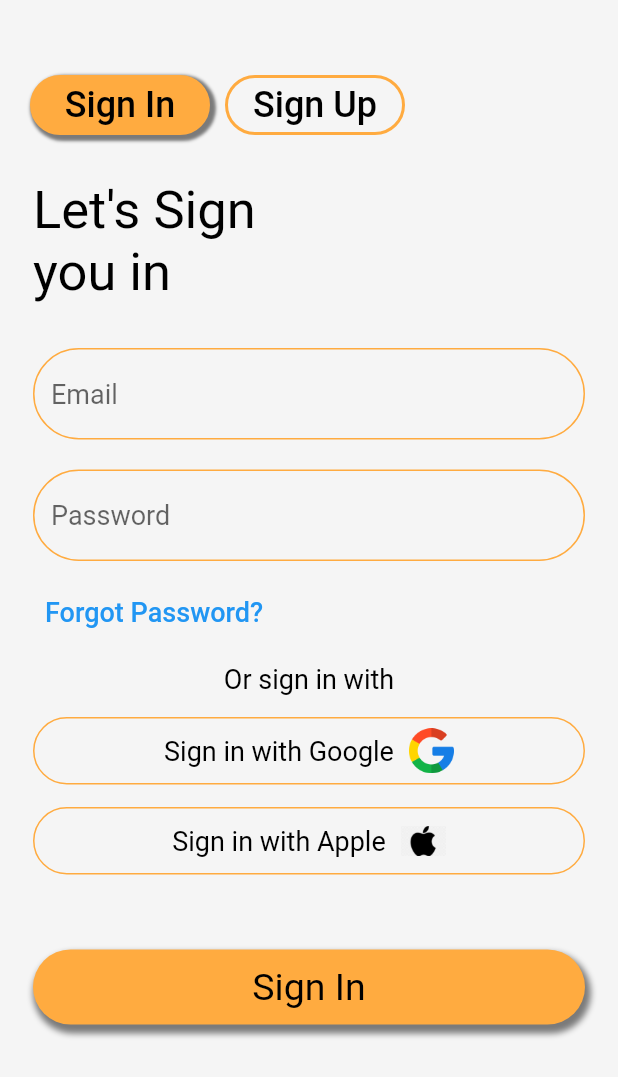
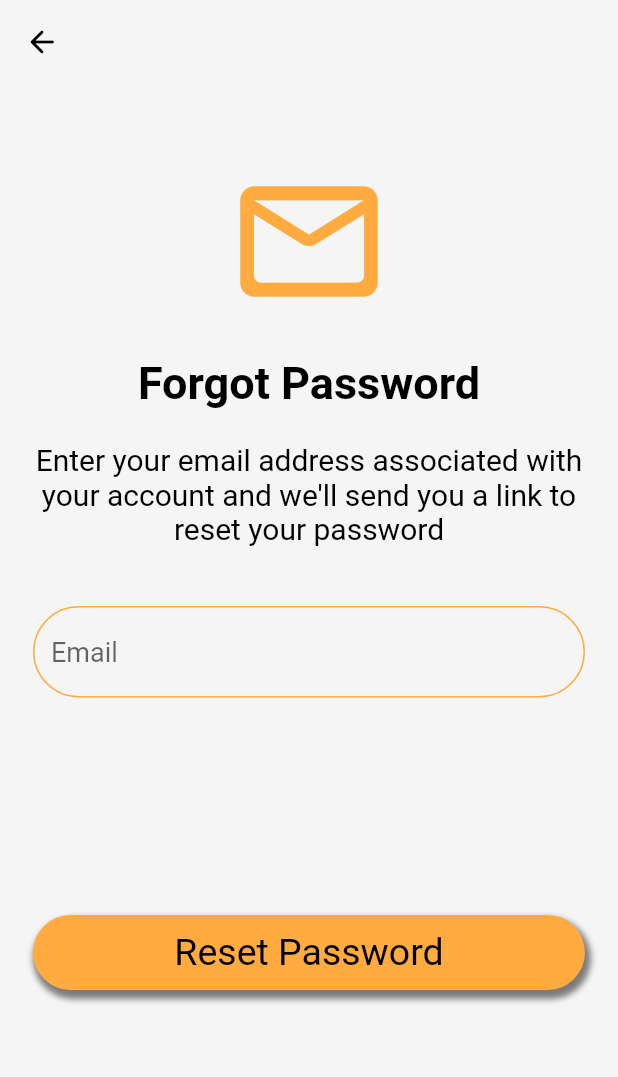
Before and after one commit to MhmdFais/To_Do_App, a Flutter app: the screen it shows after launch, after a tap on "Forgot Password?", on a phone screen of 412 x 824 dp. Shown: the top 1077 px of the screen. Run offline on Flutter 3.47's test engine with Material 2 defaults, Android fonts, the phone set to English and light mode, and no system bars; our stand-ins replace cloud_firestore, firebase_auth, firebase_core, google_fonts; accounts and stored records are empty; Roboto replaces fonts that are missing (Ubuntu).

Commit message:
forgot password and sign up page

```diff
--- /dev/null
+++ b/lib/pages/forgot_password.dart
@@ -0,0 +1,85 @@
+import 'package:flutter/cupertino.dart';
+import 'package:flutter/material.dart';
+import 'package:google_fonts/google_fonts.dart';
+import 'package:to_do/components/colors.dart';
+import 'package:to_do/components/main_buttons.dart';
+import 'package:to_do/components/text_field.dart';
+
+class ForgotPassword extends StatefulWidget {
+  const ForgotPassword({super.key});
+
+  @override
+  State<ForgotPassword> createState() => _ForgotPasswordState();
+}
+
+class _ForgotPasswordState extends State<ForgotPassword> {
+  final usernameController = TextEditingController();
+
+  @override
+  Widget build(BuildContext context) {
+    return Scaffold(
+      backgroundColor: Colours().primary,
+      appBar: AppBar(
+        backgroundColor: Colours().primary,
+        elevation: 0,
+        leading: IconButton(
+          icon: const Icon(
+            Icons.arrow_back_rounded,
+            color: Colors.black,
+          ),
+          onPressed: () {
+            Navigator.pop(context);
+          },
+          //splashRadius: 20,
+        ),
+      ),
+      body: Padding(
+        padding: const EdgeInsets.symmetric(horizontal: 22),
+        child: Column(
+          children: [
+            const SizedBox(height: 50),
+            Center(
+              child: Icon(
+                Icons.mail_outline_rounded,
+                size: 110,
+                color: Colours().buttonFill,
+              ),
+            ),
+            const SizedBox(height: 22),
+            Text(
+              'Forgot Password',
+              style: GoogleFonts.ubuntu(
+                fontSize: 30,
+                fontWeight: FontWeight.bold,
+                color: Colours().unSelectedText,
+              ),
+            ),
+            const SizedBox(height: 22),
+            Text(
+              'Enter your email address associated with your account and we\'ll send you a link to reset your password',
+              style: GoogleFonts.ubuntu(
+                fontSize: 20,
+                //fontWeight: FontWeight.bold,
+                color: Colours().unSelectedText,
+              ),
+              textAlign: TextAlign.center,
+            ),
+            const SizedBox(height: 40),
+            //email
+            MyTextField(
+              controller: usernameController,
+              hintText: 'Email',
+              obscureText: false,
+            ),
+            //reset password button
+            const SizedBox(height: 145),
+            MainButton(
+              onTap: () {},
+              text: 'Reset Password',
+            ),
+          ],
+        ),
+      ),
+    );
+  }
+}
--- a/lib/pages/signUp_content.dart
+++ b/lib/pages/signUp_content.dart
@@ -1,10 +1,11 @@
+import 'package:firebase_auth/firebase_auth.dart';
 import 'package:flutter/cupertino.dart';
 import 'package:flutter/material.dart';
 import 'package:google_fonts/google_fonts.dart';
 import 'package:to_do/components/colors.dart';
 import 'package:to_do/components/main_buttons.dart';
 import 'package:to_do/components/text_field.dart';
-import 'package:to_do/pages/details.dart';
+import 'package:cloud_firestore/cloud_firestore.dart';
 
 class SignUpContent extends StatefulWidget {
   const SignUpContent({super.key});
@@ -20,10 +21,43 @@ class _SignUpContentState extends State<SignUpContent> {
   final firstNameController = TextEditingController();
   final lastNameController = TextEditingController();
 
+  void createUserWithEmailAndPassword() async {
+    try {
+      final credential =
+          await FirebaseAuth.instance.createUserWithEmailAndPassword(
+        email: usernameController.text,
+        password: passwordController.text,
+      );
+
+      //add user to firestore
+      if (credential.user != null) {
+        addUserToFirestore();
+      }
+    } on FirebaseAuthException catch (e) {
+      if (e.code == 'weak-password') {
+        print('The password provided is too weak.');
+      } else if (e.code == 'email-already-in-use') {
+        print('The account already exists for that email.');
+      }
+    } catch (e) {
+      print(e);
+    }
+  }
+
+  //add user details to firestore
+  void addUserToFirestore() async {
+    await FirebaseFirestore.instance.collection('users').add({
+      'email': usernameController.text,
+      'firstName': firstNameController.text,
+      'lastName': lastNameController.text,
+    });
+  }
+
   @override
   Widget build(BuildContext context) {
     return Padding(
       padding: const EdgeInsets.symmetric(horizontal: 22),
+      child: SingleChildScrollView(
         child: Column(
           mainAxisAlignment: MainAxisAlignment.start,
           crossAxisAlignment: CrossAxisAlignment.start,
@@ -83,11 +117,12 @@ class _SignUpContentState extends State<SignUpContent> {
             const SizedBox(height: 27),
             //sign up button
             MainButton(
-            onTap: () {}, // CAN LINK USER DEATAILS PAGE HERE
+              onTap: createUserWithEmailAndPassword,
               text: 'Let\'s Create!',
             ),
           ],
         ),
+      ),
     );
   }
 }
--- a/pubspec.yaml
+++ b/pubspec.yaml
@@ -37,6 +37,7 @@ dependencies:
   cupertino_icons: ^1.0.2
   firebase_core: ^2.16.0
   firebase_auth: ^4.10.0
+  cloud_firestore: ^4.9.2
 
 dev_dependencies:
   flutter_test:
```
Also changed, not shown: lib/pages/signIn_content.dart (+43 -3 lines), pubspec.lock, 1 other file. Lines whose indentation alone changed are shown as unchanged.
